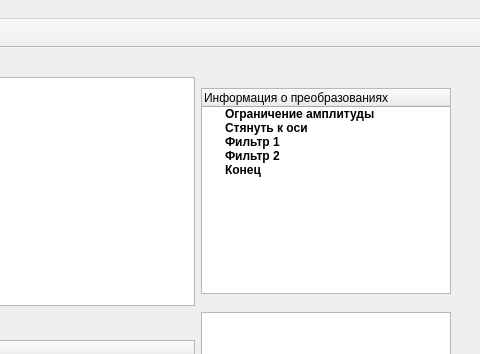
Qt form mainwindow.ui (nikborovets/otl_10_pls) before a commit; both pictures show x 575 to 1055 and y 0 to 354 of the 1055 by 631 pixel window.
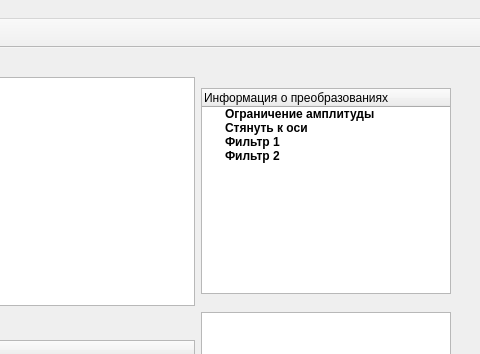
The same form after that commit. Icons and pictures are not drawn.

Patch:
```diff
--- a/mainwindow.ui
+++ b/mainwindow.ui
@@ -84,16 +84,6 @@
         </font>
        </property>
       </item>
-      <item>
-       <property name="text">
-        <string>Конец</string>
-       </property>
-       <property name="font">
-        <font>
-         <bold>true</bold>
-        </font>
-       </property>
-      </item>
      </widget>
     </item>
     <item row="5" column="1" rowspan="3" colspan="4">
```
